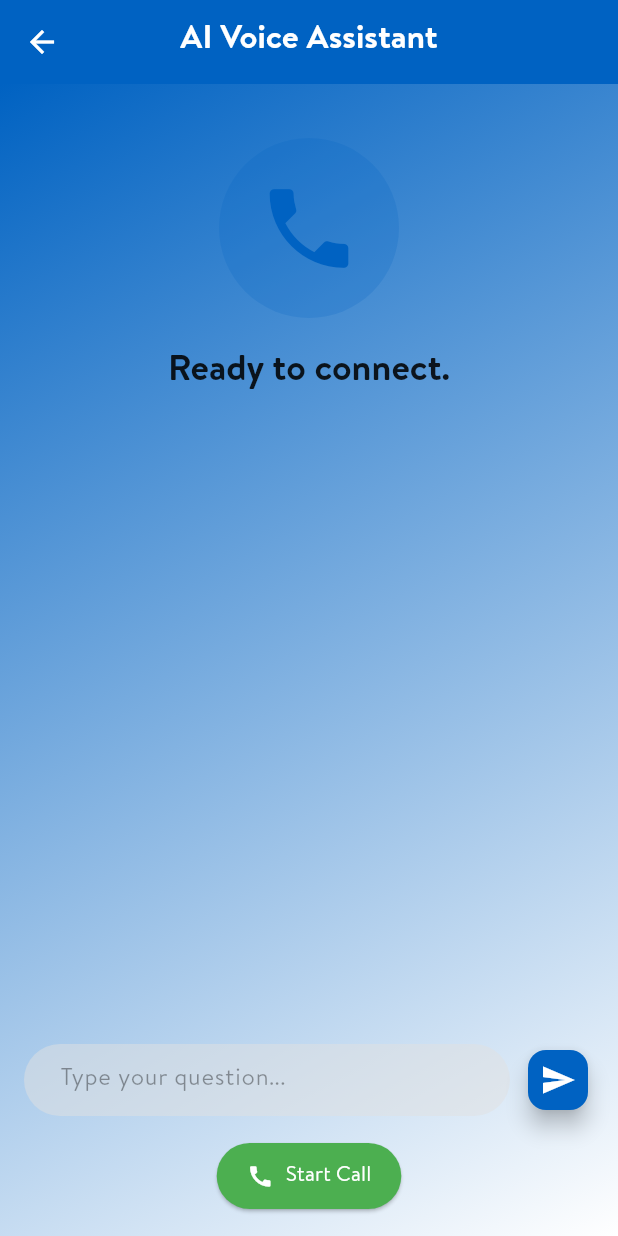
After one commit to DotDev262/Sparkathon, a Flutter app: the AIVoiceCallPage screen opened by its route, on a phone screen of 412 x 824 dp. The commit adds this screen. Run offline on Flutter 3.47's test engine with Material 3 defaults, Android fonts, the phone set to English and light mode, and no system bars; our stand-ins replace logger; network calls fail; project files that could hold a hidden picture were left out.

Commit message:
Added: AI Voice Call page

```diff
--- a/lib/core/routes/app_routes.dart
+++ b/lib/core/routes/app_routes.dart
@@ -5,6 +5,7 @@ import 'package:walmart/features/deals/deals_page.dart'; // Assuming you have th
 import 'package:walmart/features/services/service_page.dart'; // Assuming you have this
 import 'package:walmart/features/account/account_page.dart'; // Assuming you have this
 import 'package:walmart/features/cart/checkout_page.dart'; // Import the new checkout page
+import 'package:walmart/features/ai_voice_call/ai_voice_call_page.dart';
 
 class AppRoutes {
   static const String home = '/';
@@ -12,7 +13,8 @@ class AppRoutes {
   static const String deals = '/deals';
   static const String services = '/services';
   static const String account = '/account';
-  static const String checkout = '/checkout'; // NEW ROUTE
+  static const String checkout = '/checkout';
+  static const String aiVoiceCall = '/aiVoiceCall';
 
   static Map<String, WidgetBuilder> routes = {
     home: (context) => const HomePage(),
@@ -22,5 +24,6 @@ class AppRoutes {
         const ServicesPage(), // Ensure you have a ServicesPage
     account: (context) => const AccountPage(), // Ensure you have an AccountPage
     checkout: (context) => const CheckoutPage(), // Map the new route
+    aiVoiceCall: (context) => const AIVoiceCallPage(),
   };
 }
--- /dev/null
+++ b/lib/features/ai_voice_call/ai_voice_call_page.dart
@@ -0,0 +1,460 @@
+// lib/features/ai_voice_call/ai_voice_call_page.dart
+
+import 'package:flutter/material.dart';
+import 'package:walmart/core/constants/colors.dart';
+import 'package:walmart/core/utils/logger.dart';
+import 'package:http/http.dart' as http; // Import http package
+import 'dart:convert'; // For json encoding/decoding
+
+enum CallStatus { idle, connecting, inCall, listening, speaking, ended, error }
+
+class AIVoiceCallPage extends StatefulWidget {
+  const AIVoiceCallPage({super.key});
+
+  @override
+  State<AIVoiceCallPage> createState() => _AIVoiceCallPageState();
+}
+
+class _AIVoiceCallPageState extends State<AIVoiceCallPage> {
+  CallStatus _callStatus = CallStatus.idle;
+  String _transcript = ''; // Stores user's last input
+  String _aiResponse = ''; // Stores AI's last response
+  final TextEditingController _messageController = TextEditingController();
+
+  // --- N8N Webhook URL ---
+  // IMPORTANT: Replace this with your actual N8N webhook URL
+  static const String _n8nWebhookUrl =
+      'http://11.12.19.173:5678/webhook-test/632370fd-f7f2-4592-be2f-20aacbb117cc';
+  // Example: 'https://your.n8n.cloud/webhook/your-ai-voice-api'
+  // Or for local: 'http://192.168.1.XX:5678/webhook/your-ai-voice-api'
+  // (Use your local IP if running N8N locally and testing on device)
+
+  @override
+  void dispose() {
+    _messageController.dispose();
+    super.dispose();
+  }
+
+  // --- N8N Interaction Logic ---
+
+  Future<void> _sendToN8n({required String eventType, String? message}) async {
+    if (_n8nWebhookUrl == 'YOUR_N8N_WEBHOOK_URL_HERE') {
+      logger.e(
+        'N8N Webhook URL not set! Please replace "YOUR_N8N_WEBHOOK_URL_HERE" with your actual N8N webhook URL.',
+      );
+      setState(() {
+        _callStatus = CallStatus.error;
+        _aiResponse = 'Configuration Error: N8N Webhook URL not set.';
+      });
+      return;
+    }
+
+    try {
+      logger.d('Sending event to N8N: $eventType with message: $message');
+      setState(() {
+        if (eventType == 'start_call') {
+          _callStatus = CallStatus.connecting;
+          _aiResponse = '';
+          _transcript = '';
+        } else if (eventType == 'user_message') {
+          _callStatus =
+              CallStatus.listening; // Simulate listening while sending
+          _transcript = 'You: "$message"';
+        }
+      });
+
+      final response = await http.post(
+        Uri.parse(_n8nWebhookUrl),
+        headers: {'Content-Type': 'application/json'},
+        body: json.encode({
+          'eventType': eventType,
+          'message': message,
+          'timestamp': DateTime.now().toIso8601String(),
+          // Add any other context needed by N8N, e.g., 'userId': '123'
+        }),
+      );
+
+      if (mounted) {
+        if (response.statusCode == 200) {
+          logger.d('N8N response received: ${response.body}');
+          final Map<String, dynamic> responseData = json.decode(response.body);
+
+          setState(() {
+            _aiResponse = responseData['aiResponse'] ?? 'No response from AI.';
+            _callStatus = CallStatus.inCall; // Back to in-call after response
+          });
+          ScaffoldMessenger.of(context).showSnackBar(
+            SnackBar(
+              content: Text(
+                'AI Response: ${_aiResponse.substring(0, _aiResponse.length > 50 ? 50 : _aiResponse.length)}...',
+              ),
+            ),
+          );
+        } else {
+          logger.e(
+            'N8N request failed with status: ${response.statusCode}, body: ${response.body}',
+          );
+          setState(() {
+            _callStatus = CallStatus.error;
+            _aiResponse = 'Error communicating with AI: ${response.statusCode}';
+          });
+          ScaffoldMessenger.of(context).showSnackBar(
+            SnackBar(
+              content: Text('Error: ${response.statusCode} - ${response.body}'),
+            ),
+          );
+        }
+      }
+    } catch (e) {
+      logger.e('Error sending to N8N: $e');
+      if (mounted) {
+        setState(() {
+          _callStatus = CallStatus.error;
+          _aiResponse = 'Network Error: Cannot reach N8N service.';
+        });
+        ScaffoldMessenger.of(
+          context,
+        ).showSnackBar(SnackBar(content: Text('Network Error: $e')));
+      }
+    }
+  }
+
+  void _startCall() {
+    _sendToN8n(eventType: 'start_call');
+  }
+
+  void _endCall() {
+    _sendToN8n(eventType: 'end_call'); // Notify N8N call ended
+    setState(() {
+      _callStatus = CallStatus.ended;
+      _aiResponse = 'Call ended. Thank you for using our AI assistant!';
+    });
+    // Optionally navigate back after a short delay
+    Future.delayed(const Duration(seconds: 3), () {
+      if (mounted) {
+        Navigator.of(context).pop();
+      }
+    });
+  }
+
+  void _handleUserMessage() {
+    final message = _messageController.text.trim();
+    if (message.isNotEmpty && _callStatus == CallStatus.inCall) {
+      _sendToN8n(eventType: 'user_message', message: message);
+      _messageController.clear();
+    } else if (_callStatus != CallStatus.inCall) {
+      ScaffoldMessenger.of(context).showSnackBar(
+        const SnackBar(content: Text('Please start the call first.')),
+      );
+    }
+  }
+
+  // This is for the microphone button, will also send the message from text field
+  void _onMicButtonPressed() {
+    _handleUserMessage(); // Re-use the text field logic for simplicity
+    // In a real app, this would trigger speech-to-text and then send the result
+    // For hackathon, it just sends whatever is in the text field or an empty string.
+  }
+
+  @override
+  Widget build(BuildContext context) {
+    return Scaffold(
+      appBar: AppBar(
+        backgroundColor: AppColors.primaryBlue,
+        leading: IconButton(
+          icon: const Icon(Icons.arrow_back, color: AppColors.white),
+          onPressed: () {
+            if (_callStatus == CallStatus.inCall ||
+                _callStatus == CallStatus.connecting) {
+              _endCall(); // Ensure call ends if user goes back
+            } else {
+              Navigator.of(context).pop();
+            }
+          },
+        ),
+        title: Text(
+          'AI Voice Assistant',
+          style: Theme.of(context).textTheme.titleLarge?.copyWith(
+            fontWeight: FontWeight.bold,
+            color: AppColors.white,
+          ),
+        ),
+        centerTitle: true,
+      ),
+      body: Container(
+        decoration: const BoxDecoration(
+          gradient: LinearGradient(
+            begin: Alignment.topLeft,
+            end: Alignment.bottomRight,
+            colors: [AppColors.primaryBlue, AppColors.white],
+          ),
+        ),
+        child: Column(
+          children: [
+            Expanded(
+              child: SingleChildScrollView(
+                padding: const EdgeInsets.all(16.0),
+                child: Column(
+                  crossAxisAlignment: CrossAxisAlignment.center,
+                  children: [
+                    const SizedBox(height: 20),
+                    CircleAvatar(
+                      radius: 60,
+                      backgroundColor: AppColors.primaryBlue.withValues(
+                        alpha: 0.2,
+                      ),
+                      child: Icon(
+                        _getCallIcon(),
+                        size: 70,
+                        color: AppColors.primaryBlue,
+                      ),
+                    ),
+                    const SizedBox(height: 20),
+                    Text(
+                      _getCallStatusText(),
+                      style: Theme.of(context).textTheme.headlineSmall
+                          ?.copyWith(
+                            fontWeight: FontWeight.bold,
+                            color: AppColors.black87,
+                          ),
+                      textAlign: TextAlign.center,
+                    ),
+                    const SizedBox(height: 10),
+                    if (_callStatus == CallStatus.connecting ||
+                        _callStatus == CallStatus.listening ||
+                        _callStatus == CallStatus.speaking)
+                      const CircularProgressIndicator(
+                        valueColor: AlwaysStoppedAnimation<Color>(
+                          AppColors.primaryBlue,
+                        ),
+                      ),
+                    const SizedBox(height: 20),
+                    // Display AI Response
+                    if (_aiResponse.isNotEmpty)
+                      Card(
+                        margin: const EdgeInsets.symmetric(
+                          vertical: 8.0,
+                          horizontal: 0,
+                        ),
+                        shape: RoundedRectangleBorder(
+                          borderRadius: BorderRadius.circular(12),
+                        ),
+                        color: AppColors.primaryBlue.withValues(alpha: 0.1),
+                        elevation: 1,
+                        child: Padding(
+                          padding: const EdgeInsets.all(12.0),
+                          child: Column(
+                            crossAxisAlignment: CrossAxisAlignment.start,
+                            children: [
+                              Text(
+                                'AI:',
+                                style: Theme.of(context).textTheme.bodyLarge
+                                    ?.copyWith(
+                                      fontWeight: FontWeight.bold,
+                                      color: AppColors.primaryBlue,
+                                    ),
+                              ),
+                              const SizedBox(height: 4),
+                              Text(
+                                _aiResponse,
+                                style: Theme.of(context).textTheme.bodyMedium
+                                    ?.copyWith(color: AppColors.black87),
+                              ),
+                            ],
+                          ),
+                        ),
+                      ),
+                    // Display User Transcript
+                    if (_transcript.isNotEmpty &&
+                        _transcript != 'You: ""') // Don't show empty user input
+                      Card(
+                        margin: const EdgeInsets.symmetric(
+                          vertical: 8.0,
+                          horizontal: 0,
+                        ),
+                        shape: RoundedRectangleBorder(
+                          borderRadius: BorderRadius.circular(12),
+                        ),
+                        color: AppColors.yellow.withValues(alpha: .1),
+                        elevation: 1,
+                        child: Padding(
+                          padding: const EdgeInsets.all(12.0),
+                          child: Column(
+                            crossAxisAlignment: CrossAxisAlignment.start,
+                            children: [
+                              Text(
+                                'You:',
+                                style: Theme.of(context).textTheme.bodyLarge
+                                    ?.copyWith(
+                                      fontWeight: FontWeight.bold,
+                                      color: AppColors.darkBlue,
+                                    ),
+                              ),
+                              const SizedBox(height: 4),
+                              Text(
+                                _transcript
+                                    .replaceAll('You: "', '')
+                                    .replaceAll(
+                                      '"',
+                                      '',
+                                    ), // Clean up for display
+                                style: Theme.of(context).textTheme.bodyMedium
+                                    ?.copyWith(color: AppColors.black87),
+                              ),
+                            ],
+                          ),
+                        ),
+                      ),
+                  ],
+                ),
+              ),
+            ),
+            // Input and Action Buttons
+            Padding(
+              padding: const EdgeInsets.all(16.0),
+              child: Column(
+                children: [
+                  Row(
+                    children: [
+                      Expanded(
+                        child: TextField(
+                          controller: _messageController,
+                          decoration: InputDecoration(
+                            hintText: 'Type your question...',
+                            border: OutlineInputBorder(
+                              borderRadius: BorderRadius.circular(30),
+                              borderSide: BorderSide.none,
+                            ),
+                            filled: true,
+                            fillColor: AppColors.grey300.withValues(alpha: .5),
+                            contentPadding: const EdgeInsets.symmetric(
+                              horizontal: 20,
+                              vertical: 10,
+                            ),
+                          ),
+                          onSubmitted: (value) => _handleUserMessage(),
+                          enabled:
+                              _callStatus ==
+                              CallStatus.inCall, // Only enabled when in call
+                        ),
+                      ),
+                      const SizedBox(width: 8),
+                      FloatingActionButton(
+                        onPressed: _callStatus == CallStatus.inCall
+                            ? _handleUserMessage
+                            : null, // Only enabled when in call
+                        backgroundColor: AppColors.primaryBlue,
+                        foregroundColor: AppColors.white,
+                        mini: true,
+                        heroTag:
+                            'sendMessageBtn', // Unique tag for multiple FABs
+                        child: const Icon(Icons.send),
+                      ),
+                    ],
+                  ),
+                  const SizedBox(height: 16),
+                  Row(
+                    mainAxisAlignment: MainAxisAlignment.spaceAround,
+                    children: [
+                      _callStatus == CallStatus.idle ||
+                              _callStatus == CallStatus.ended ||
+                              _callStatus == CallStatus.error
+                          ? ElevatedButton.icon(
+                              onPressed: _startCall,
+                              icon: const Icon(Icons.call),
+                              label: const Text('Start Call'),
+                              style: ElevatedButton.styleFrom(
+                                backgroundColor: AppColors.green,
+                                foregroundColor: AppColors.white,
+                                padding: const EdgeInsets.symmetric(
+                                  horizontal: 20,
+                                  vertical: 12,
+                                ),
+                                shape: RoundedRectangleBorder(
+                                  borderRadius: BorderRadius.circular(30),
+                                ),
+                              ),
+                            )
+                          : ElevatedButton.icon(
+                              onPressed: _endCall,
+                              icon: const Icon(Icons.call_end),
+                              label: const Text('End Call'),
+                              style: ElevatedButton.styleFrom(
+                                backgroundColor: AppColors.red,
+                                foregroundColor: AppColors.white,
+                                padding: const EdgeInsets.symmetric(
+                                  horizontal: 20,
+                                  vertical: 12,
+                                ),
+                                shape: RoundedRectangleBorder(
+                                  borderRadius: BorderRadius.circular(30),
+                                ),
+                              ),
+                            ),
+                      if (_callStatus == CallStatus.inCall ||
+                          _callStatus == CallStatus.listening)
+                        FloatingActionButton(
+                          onPressed: _callStatus == CallStatus.listening
+                              ? null
+                              : _onMicButtonPressed,
+                          backgroundColor: _callStatus == CallStatus.listening
+                              ? AppColors.grey
+                              : AppColors.primaryBlue,
+                          foregroundColor: AppColors.white,
+                          heroTag: 'micButton', // Unique tag for multiple FABs
+                          child: Icon(
+                            _callStatus == CallStatus.listening
+                                ? Icons.mic_off
+                                : Icons.mic,
+                          ),
+                        ),
+                    ],
+                  ),
+                ],
+              ),
+            ),
+          ],
+        ),
+      ),
+    );
+  }
+
+  // --- Helper Methods for UI state (unchanged) ---
+
+  String _getCallStatusText() {
+    switch (_callStatus) {
+      case CallStatus.idle:
+        return 'Ready to connect.';
+      case CallStatus.connecting:
+        return 'Connecting to AI Assistant...';
+      case CallStatus.inCall:
+        return 'Connected to AI Assistant.';
+      case CallStatus.listening:
+        return 'Sending message...'; // Updated text for N8N
+      case CallStatus.speaking:
+        return 'Receiving AI response...'; // Updated text for N8N
+      case CallStatus.ended:
+        return 'Call ended.';
+      case CallStatus.error:
+        return 'Connection Error.';
+    }
+  }
+
+  IconData _getCallIcon() {
+    switch (_callStatus) {
+      case CallStatus.idle:
+      case CallStatus.ended:
+        return Icons.phone;
+      case CallStatus.connecting:
+        return Icons.ring_volume;
+      case CallStatus.inCall:
+        return Icons.headset_mic;
+      case CallStatus.listening:
+        return Icons.mic; // Still mic for listening, but text changes
+      case CallStatus.speaking:
+        return Icons.record_voice_over; // Still same, but text changes
+      case CallStatus.error:
+        return Icons.error_outline;
+    }
+  }
+}
```
Also changed, not shown: lib/features/services/service_page.dart (+48 -15 lines), pubspec.yaml (+4 -9 lines), pubspec.lock.
